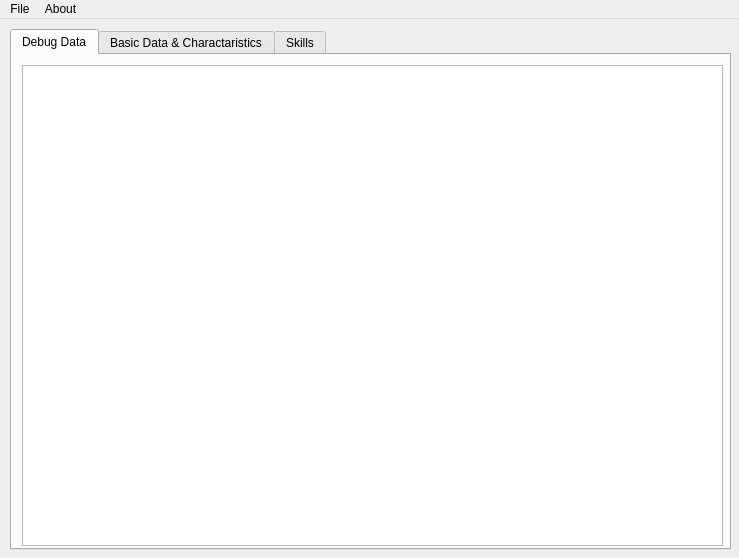
First picture: the form in mainwindow.ui, repository rbiddle/CRASS, before the edit.
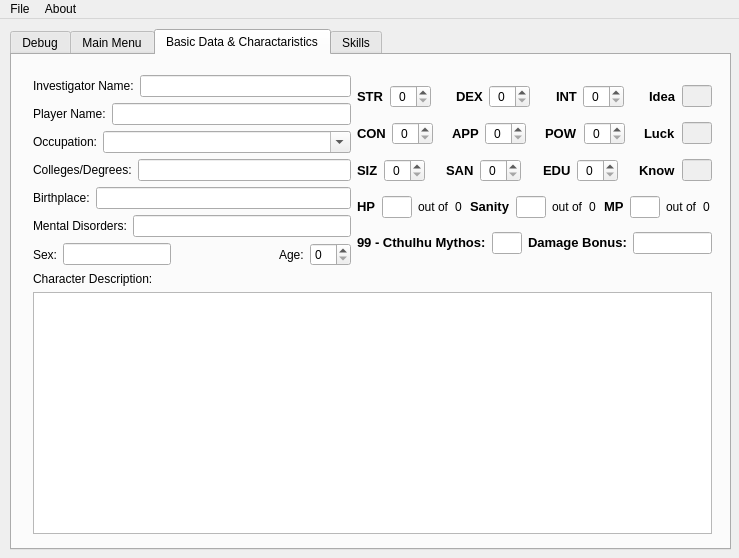
Second picture: the form after the edit.

Patch:
```diff
--- a/mainwindow.ui
+++ b/mainwindow.ui
@@ -24,11 +24,11 @@
      </rect>
     </property>
     <property name="currentIndex">
-     <number>0</number>
+     <number>2</number>
     </property>
     <widget class="QWidget" name="debugDataTab">
      <attribute name="title">
-      <string>Debug Data</string>
+      <string>Debug</string>
      </attribute>
      <widget class="QTextBrowser" name="debugTextArea">
       <property name="enabled">
@@ -50,10 +50,1021 @@
       </property>
      </widget>
     </widget>
-    <widget class="QWidget" name="basicTab">
+    <widget class="QWidget" name="menuTab">
+     <attribute name="title">
+      <string>Main Menu</string>
+     </attribute>
+     <widget class="QWidget" name="verticalLayoutWidget_4">
+      <property name="geometry">
+       <rect>
+        <x>9</x>
+        <y>10</y>
+        <width>701</width>
+        <height>481</height>
+       </rect>
+      </property>
+      <layout class="QVBoxLayout" name="verticalLayout_2">
+       <item>
+        <widget class="QPushButton" name="pushButton">
+         <property name="text">
+          <string>Create 6th Edition 1920s Investigator</string>
+         </property>
+        </widget>
+       </item>
+      </layout>
+     </widget>
+    </widget>
+    <widget class="QWidget" name="cocBasicTab">
      <attribute name="title">
       <string>Basic Data &amp;&amp; Charactaristics</string>
      </attribute>
+     <widget class="QWidget" name="verticalLayoutWidget_3">
+      <property name="geometry">
+       <rect>
+        <x>10</x>
+        <y>9</y>
+        <width>701</width>
+        <height>481</height>
+       </rect>
+      </property>
+      <layout class="QVBoxLayout" name="verticalLayout">
+       <item>
+        <layout class="QHBoxLayout" name="hLayoutBasicData">
+         <item>
+          <layout class="QVBoxLayout" name="vLayoutData">
+           <item>
+            <layout class="QHBoxLayout" name="hLayoutInvestigatorName">
+             <item>
+              <widget class="QLabel" name="cocInvestigatorNameLabel">
+               <property name="text">
+                <string>Investigator Name:</string>
+               </property>
+              </widget>
+             </item>
+             <item>
+              <widget class="QLineEdit" name="cocInvestigatorNameLineEdit"/>
+             </item>
+            </layout>
+           </item>
+           <item>
+            <layout class="QHBoxLayout" name="hLayoutPlayerName">
+             <item>
+              <widget class="QLabel" name="cocPlayerNameLabel">
+               <property name="text">
+                <string>Player Name:</string>
+               </property>
+              </widget>
+             </item>
+             <item>
+              <widget class="QLineEdit" name="cocPlayerNameLineEdit"/>
+             </item>
+            </layout>
+           </item>
+           <item>
+            <layout class="QHBoxLayout" name="hLayoutOccupation">
+             <item>
+              <widget class="QLabel" name="cocOccupationLabel">
+               <property name="text">
+                <string>Occupation:</string>
+               </property>
+              </widget>
+             </item>
+             <item>
+              <widget class="QComboBox" name="cocOccupationComboBox">
+               <property name="sizePolicy">
+                <sizepolicy hsizetype="Expanding" vsizetype="Fixed">
+                 <horstretch>0</horstretch>
+                 <verstretch>0</verstretch>
+                </sizepolicy>
+               </property>
+               <property name="editable">
+                <bool>true</bool>
+               </property>
+              </widget>
+             </item>
+            </layout>
+           </item>
+           <item>
+            <layout class="QHBoxLayout" name="hLayoutColleges">
+             <item>
+              <widget class="QLabel" name="cocEducationLabel">
+               <property name="text">
+                <string>Colleges/Degrees:</string>
+               </property>
+              </widget>
+             </item>
+             <item>
+              <widget class="QLineEdit" name="cocEducationLineEdit"/>
+             </item>
+            </layout>
+           </item>
+           <item>
+            <layout class="QHBoxLayout" name="hLayoutBirthplace">
+             <item>
+              <widget class="QLabel" name="cocBirthplaceLabel">
+               <property name="text">
+                <string>Birthplace:</string>
+               </property>
+              </widget>
+             </item>
+             <item>
+              <widget class="QLineEdit" name="cocBirthplaceLineEdit"/>
+             </item>
+            </layout>
+           </item>
+           <item>
+            <layout class="QHBoxLayout" name="hLayoutDisorders">
+             <item>
+              <widget class="QLabel" name="cocDisordersLabel">
+               <property name="text">
+                <string>Mental Disorders:</string>
+               </property>
+              </widget>
+             </item>
+             <item>
+              <widget class="QLineEdit" name="cocDisordersLineEdit"/>
+             </item>
+            </layout>
+           </item>
+           <item>
+            <layout class="QHBoxLayout" name="hLayoutAgeSex">
+             <item>
+              <widget class="QLabel" name="cocSexLabel">
+               <property name="text">
+                <string>Sex:</string>
+               </property>
+              </widget>
+             </item>
+             <item>
+              <widget class="QLineEdit" name="cocSexLineEdit">
+               <property name="maxLength">
+                <number>6</number>
+               </property>
+              </widget>
+             </item>
+             <item>
+              <spacer name="horizontalSpacer_11">
+               <property name="orientation">
+                <enum>Qt::Horizontal</enum>
+               </property>
+               <property name="sizeHint" stdset="0">
+                <size>
+                 <width>40</width>
+                 <height>20</height>
+                </size>
+               </property>
+              </spacer>
+             </item>
+             <item>
+              <widget class="QLabel" name="cocAgeLabel">
+               <property name="text">
+                <string>Age:</string>
+               </property>
+              </widget>
+             </item>
+             <item>
+              <widget class="QSpinBox" name="cocAgeSpinner"/>
+             </item>
+            </layout>
+           </item>
+          </layout>
+         </item>
+         <item>
+          <layout class="QVBoxLayout" name="vLayoutStats">
+           <property name="spacing">
+            <number>4</number>
+           </property>
+           <item>
+            <layout class="QHBoxLayout" name="hLayoutSTRDEXINT">
+             <item>
+              <widget class="QLabel" name="cocSTRLabel">
+               <property name="font">
+                <font>
+                 <pointsize>10</pointsize>
+                 <weight>75</weight>
+                 <bold>true</bold>
+                </font>
+               </property>
+               <property name="text">
+                <string>STR</string>
+               </property>
+               <property name="textFormat">
+                <enum>Qt::RichText</enum>
+               </property>
+              </widget>
+             </item>
+             <item>
+              <widget class="QSpinBox" name="cocSTRSpinner">
+               <property name="alignment">
+                <set>Qt::AlignCenter</set>
+               </property>
+               <property name="buttonSymbols">
+                <enum>QAbstractSpinBox::UpDownArrows</enum>
+               </property>
+               <property name="keyboardTracking">
+                <bool>false</bool>
+               </property>
+              </widget>
+             </item>
+             <item>
+              <spacer name="horizontalSpacer_8">
+               <property name="orientation">
+                <enum>Qt::Horizontal</enum>
+               </property>
+               <property name="sizeHint" stdset="0">
+                <size>
+                 <width>10</width>
+                 <height>20</height>
+                </size>
+               </property>
+              </spacer>
+             </item>
+             <item>
+              <widget class="QLabel" name="cocDEXLabel">
+               <property name="font">
+                <font>
+                 <pointsize>10</pointsize>
+                 <weight>75</weight>
+                 <bold>true</bold>
+                </font>
+               </property>
+               <property name="text">
+                <string>DEX</string>
+               </property>
+               <property name="textFormat">
+                <enum>Qt::RichText</enum>
+               </property>
+              </widget>
+             </item>
+             <item>
+              <widget class="QSpinBox" name="cocDEXSpinner">
+               <property name="alignment">
+                <set>Qt::AlignCenter</set>
+               </property>
+               <property name="buttonSymbols">
+                <enum>QAbstractSpinBox::UpDownArrows</enum>
+               </property>
+               <property name="keyboardTracking">
+                <bool>false</bool>
+               </property>
+              </widget>
+             </item>
+             <item>
+              <spacer name="horizontalSpacer_9">
+               <property name="orientation">
+                <enum>Qt::Horizontal</enum>
+               </property>
+               <property name="sizeHint" stdset="0">
+                <size>
+                 <width>10</width>
+                 <height>20</height>
+                </size>
+               </property>
+              </spacer>
+             </item>
+             <item>
+              <widget class="QLabel" name="cocINTLabel">
+               <property name="font">
+                <font>
+                 <pointsize>10</pointsize>
+                 <weight>75</weight>
+                 <bold>true</bold>
+                </font>
+               </property>
+               <property name="text">
+                <string>INT</string>
+               </property>
+               <property name="textFormat">
+                <enum>Qt::RichText</enum>
+               </property>
+              </widget>
+             </item>
+             <item>
+              <widget class="QSpinBox" name="cocINTSpinner">
+               <property name="alignment">
+                <set>Qt::AlignCenter</set>
+               </property>
+               <property name="buttonSymbols">
+                <enum>QAbstractSpinBox::UpDownArrows</enum>
+               </property>
+               <property name="keyboardTracking">
+                <bool>false</bool>
+               </property>
+              </widget>
+             </item>
+             <item>
+              <spacer name="horizontalSpacer_10">
+               <property name="orientation">
+                <enum>Qt::Horizontal</enum>
+               </property>
+               <property name="sizeHint" stdset="0">
+                <size>
+                 <width>10</width>
+                 <height>20</height>
+                </size>
+               </property>
+              </spacer>
+             </item>
+             <item>
+              <widget class="QLabel" name="cocIdeaLabel">
+               <property name="font">
+                <font>
+                 <pointsize>10</pointsize>
+                 <weight>75</weight>
+                 <bold>true</bold>
+                </font>
+               </property>
+               <property name="text">
+                <string>Idea</string>
+               </property>
+               <property name="textFormat">
+                <enum>Qt::RichText</enum>
+               </property>
+              </widget>
+             </item>
+             <item>
+              <widget class="QLineEdit" name="cocIdeaLineEdit">
+               <property name="enabled">
+                <bool>false</bool>
+               </property>
+               <property name="sizePolicy">
+                <sizepolicy hsizetype="Fixed" vsizetype="Fixed">
+                 <horstretch>0</horstretch>
+                 <verstretch>0</verstretch>
+                </sizepolicy>
+               </property>
+               <property name="maximumSize">
+                <size>
+                 <width>30</width>
+                 <height>16777215</height>
+                </size>
+               </property>
+               <property name="maxLength">
+                <number>5</number>
+               </property>
+              </widget>
+             </item>
+            </layout>
+           </item>
+           <item>
+            <layout class="QHBoxLayout" name="hLayoutCONAPPPOW">
+             <item>
+              <widget class="QLabel" name="cocCONLabel">
+               <property name="font">
+                <font>
+                 <pointsize>10</pointsize>
+                 <weight>75</weight>
+                 <bold>true</bold>
+                </font>
+               </property>
+               <property name="text">
+                <string>CON</string>
+               </property>
+               <property name="textFormat">
+                <enum>Qt::RichText</enum>
+               </property>
+              </widget>
+             </item>
+             <item>
+              <widget class="QSpinBox" name="cocCONSpinner">
+               <property name="alignment">
+                <set>Qt::AlignCenter</set>
+               </property>
+               <property name="buttonSymbols">
+                <enum>QAbstractSpinBox::UpDownArrows</enum>
+               </property>
+               <property name="keyboardTracking">
+                <bool>false</bool>
+               </property>
+              </widget>
+             </item>
+             <item>
+              <spacer name="horizontalSpacer_5">
+               <property name="orientation">
+                <enum>Qt::Horizontal</enum>
+               </property>
+               <property name="sizeHint" stdset="0">
+                <size>
+                 <width>10</width>
+                 <height>20</height>
+                </size>
+               </property>
+              </spacer>
+             </item>
+             <item>
+              <widget class="QLabel" name="cocAPPLabel">
+               <property name="font">
+                <font>
+                 <pointsize>10</pointsize>
+                 <weight>75</weight>
+                 <bold>true</bold>
+                </font>
+               </property>
+               <property name="text">
+                <string>APP</string>
+               </property>
+               <property name="textFormat">
+                <enum>Qt::RichText</enum>
+               </property>
+              </widget>
+             </item>
+             <item>
+              <widget class="QSpinBox" name="cocAPPSpinner">
+               <property name="alignment">
+                <set>Qt::AlignCenter</set>
+               </property>
+               <property name="buttonSymbols">
+                <enum>QAbstractSpinBox::UpDownArrows</enum>
+               </property>
+               <property name="keyboardTracking">
+                <bool>false</bool>
+               </property>
+              </widget>
+             </item>
+             <item>
+              <spacer name="horizontalSpacer_6">
+               <property name="orientation">
+                <enum>Qt::Horizontal</enum>
+               </property>
+               <property name="sizeHint" stdset="0">
+                <size>
+                 <width>10</width>
+                 <height>20</height>
+                </size>
+               </property>
+              </spacer>
+             </item>
+             <item>
+              <widget class="QLabel" name="cocPOWLabel">
+               <property name="font">
+                <font>
+                 <pointsize>10</pointsize>
+                 <weight>75</weight>
+                 <bold>true</bold>
+                </font>
+               </property>
+               <property name="text">
+                <string>POW</string>
+               </property>
+               <property name="textFormat">
+                <enum>Qt::RichText</enum>
+               </property>
+              </widget>
+             </item>
+             <item>
+              <widget class="QSpinBox" name="cocPOWSpinner">
+               <property name="alignment">
+                <set>Qt::AlignCenter</set>
+               </property>
+               <property name="buttonSymbols">
+                <enum>QAbstractSpinBox::UpDownArrows</enum>
+               </property>
+               <property name="keyboardTracking">
+                <bool>false</bool>
+               </property>
+              </widget>
+             </item>
+             <item>
+              <spacer name="horizontalSpacer_7">
+               <property name="orientation">
+                <enum>Qt::Horizontal</enum>
+               </property>
+               <property name="sizeHint" stdset="0">
+                <size>
+                 <width>10</width>
+                 <height>20</height>
+                </size>
+               </property>
+              </spacer>
+             </item>
+             <item>
+              <widget class="QLabel" name="cocLuckLabel">
+               <property name="font">
+                <font>
+                 <pointsize>10</pointsize>
+                 <weight>75</weight>
+                 <bold>true</bold>
+                </font>
+               </property>
+               <property name="text">
+                <string>Luck</string>
+               </property>
+               <property name="textFormat">
+                <enum>Qt::RichText</enum>
+               </property>
+              </widget>
+             </item>
+             <item>
+              <widget class="QLineEdit" name="cocLuckLineEdit">
+               <property name="enabled">
+                <bool>false</bool>
+               </property>
+               <property name="sizePolicy">
+                <sizepolicy hsizetype="Fixed" vsizetype="Fixed">
+                 <horstretch>0</horstretch>
+                 <verstretch>0</verstretch>
+                </sizepolicy>
+               </property>
+               <property name="maximumSize">
+                <size>
+                 <width>30</width>
+                 <height>16777215</height>
+                </size>
+               </property>
+               <property name="maxLength">
+                <number>5</number>
+               </property>
+              </widget>
+             </item>
+            </layout>
+           </item>
+           <item>
+            <layout class="QHBoxLayout" name="hLayoutSIZSANEDU">
+             <item>
+              <widget class="QLabel" name="cocSIZLabel">
+               <property name="font">
+                <font>
+                 <pointsize>10</pointsize>
+                 <weight>75</weight>
+                 <bold>true</bold>
+                </font>
+               </property>
+               <property name="text">
+                <string>SIZ</string>
+               </property>
+               <property name="textFormat">
+                <enum>Qt::RichText</enum>
+               </property>
+              </widget>
+             </item>
+             <item>
+              <widget class="QSpinBox" name="cocSIZSpinner">
+               <property name="alignment">
+                <set>Qt::AlignCenter</set>
+               </property>
+               <property name="buttonSymbols">
+                <enum>QAbstractSpinBox::UpDownArrows</enum>
+               </property>
+               <property name="keyboardTracking">
+                <bool>false</bool>
+               </property>
+              </widget>
+             </item>
+             <item>
+              <spacer name="horizontalSpacer_2">
+               <property name="orientation">
+                <enum>Qt::Horizontal</enum>
+               </property>
+               <property name="sizeHint" stdset="0">
+                <size>
+                 <width>10</width>
+                 <height>20</height>
+                </size>
+               </property>
+              </spacer>
+             </item>
+             <item>
+              <widget class="QLabel" name="cocSANLabel">
+               <property name="font">
+                <font>
+                 <pointsize>10</pointsize>
+                 <weight>75</weight>
+                 <bold>true</bold>
+                </font>
+               </property>
+               <property name="text">
+                <string>SAN</string>
+               </property>
+               <property name="textFormat">
+                <enum>Qt::RichText</enum>
+               </property>
+              </widget>
+             </item>
+             <item>
+              <widget class="QSpinBox" name="cocSANSpinner">
+               <property name="alignment">
+                <set>Qt::AlignCenter</set>
+               </property>
+               <property name="buttonSymbols">
+                <enum>QAbstractSpinBox::UpDownArrows</enum>
+               </property>
+               <property name="keyboardTracking">
+                <bool>false</bool>
+               </property>
+              </widget>
+             </item>
+             <item>
+              <spacer name="horizontalSpacer_3">
+               <property name="orientation">
+                <enum>Qt::Horizontal</enum>
+               </property>
+               <property name="sizeHint" stdset="0">
+                <size>
+                 <width>10</width>
+                 <height>20</height>
+                </size>
+               </property>
+              </spacer>
+             </item>
+             <item>
+              <widget class="QLabel" name="cocEDULabel">
+               <property name="font">
+                <font>
+                 <pointsize>10</pointsize>
+                 <weight>75</weight>
+                 <bold>true</bold>
+                </font>
+               </property>
+               <property name="text">
+                <string>EDU</string>
+               </property>
+               <property name="textFormat">
+                <enum>Qt::RichText</enum>
+               </property>
+              </widget>
+             </item>
+             <item>
+              <widget class="QSpinBox" name="cocEDUSpinner">
+               <property name="alignment">
+                <set>Qt::AlignCenter</set>
+               </property>
+               <property name="buttonSymbols">
+                <enum>QAbstractSpinBox::UpDownArrows</enum>
+               </property>
+               <property name="keyboardTracking">
+                <bool>false</bool>
+               </property>
+              </widget>
+             </item>
+             <item>
+              <spacer name="horizontalSpacer_4">
+               <property name="orientation">
+                <enum>Qt::Horizontal</enum>
+               </property>
+               <property name="sizeHint" stdset="0">
+                <size>
+                 <width>10</width>
+                 <height>20</height>
+                </size>
+               </property>
+              </spacer>
+             </item>
+             <item>
+              <widget class="QLabel" name="cocKnowLabel">
+               <property name="font">
+                <font>
+                 <pointsize>10</pointsize>
+                 <weight>75</weight>
+                 <bold>true</bold>
+                </font>
+               </property>
+               <property name="text">
+                <string>Know</string>
+               </property>
+               <property name="textFormat">
+                <enum>Qt::RichText</enum>
+               </property>
+              </widget>
+             </item>
+             <item>
+              <widget class="QLineEdit" name="cocKnowLineEdit">
+               <property name="enabled">
+                <bool>false</bool>
+               </property>
+               <property name="sizePolicy">
+                <sizepolicy hsizetype="Fixed" vsizetype="Fixed">
+                 <horstretch>0</horstretch>
+                 <verstretch>0</verstretch>
+                </sizepolicy>
+               </property>
+               <property name="maximumSize">
+                <size>
+                 <width>30</width>
+                 <height>16777215</height>
+                </size>
+               </property>
+               <property name="maxLength">
+                <number>5</number>
+               </property>
+              </widget>
+             </item>
+            </layout>
+           </item>
+           <item>
+            <layout class="QHBoxLayout" name="hLayoutMythosDB_2">
+             <item>
+              <widget class="QLabel" name="cocHitPointsLabel">
+               <property name="sizePolicy">
+                <sizepolicy hsizetype="Preferred" vsizetype="Fixed">
+                 <horstretch>0</horstretch>
+                 <verstretch>0</verstretch>
+                </sizepolicy>
+               </property>
+               <property name="font">
+                <font>
+                 <pointsize>10</pointsize>
+                 <weight>75</weight>
+                 <bold>true</bold>
+                </font>
+               </property>
+               <property name="text">
+                <string>HP</string>
+               </property>
+               <property name="textFormat">
+                <enum>Qt::RichText</enum>
+               </property>
+              </widget>
+             </item>
+             <item>
+              <widget class="QLineEdit" name="cocCurrHPLineEdit">
+               <property name="sizePolicy">
+                <sizepolicy hsizetype="Fixed" vsizetype="Fixed">
+                 <horstretch>0</horstretch>
+                 <verstretch>0</verstretch>
+                </sizepolicy>
+               </property>
+               <property name="maximumSize">
+                <size>
+                 <width>30</width>
+                 <height>16777215</height>
+                </size>
+               </property>
+               <property name="maxLength">
+                <number>5</number>
+               </property>
+               <property name="alignment">
+                <set>Qt::AlignCenter</set>
+               </property>
+              </widget>
+             </item>
+             <item>
+              <widget class="QLabel" name="label">
+               <property name="sizePolicy">
+                <sizepolicy hsizetype="Expanding" vsizetype="Fixed">
+                 <horstretch>0</horstretch>
+                 <verstretch>0</verstretch>
+                </sizepolicy>
+               </property>
+               <property name="text">
+                <string>out of</string>
+               </property>
+              </widget>
+             </item>
+             <item>
+              <widget class="QLabel" name="cocMaxHPLabel">
+               <property name="sizePolicy">
+                <sizepolicy hsizetype="Expanding" vsizetype="Fixed">
+                 <horstretch>0</horstretch>
+                 <verstretch>0</verstretch>
+                </sizepolicy>
+               </property>
+               <property name="text">
+                <string>0</string>
+               </property>
+              </widget>
+             </item>
+             <item>
+              <widget class="QLabel" name="cocSanityLabel">
+               <property name="sizePolicy">
+                <sizepolicy hsizetype="Preferred" vsizetype="Fixed">
+                 <horstretch>0</horstretch>
+                 <verstretch>0</verstretch>
+                </sizepolicy>
+               </property>
+               <property name="font">
+                <font>
+                 <pointsize>10</pointsize>
+                 <weight>75</weight>
+                 <bold>true</bold>
+                </font>
+               </property>
+               <property name="text">
+                <string>Sanity</string>
+               </property>
+               <property name="textFormat">
+                <enum>Qt::RichText</enum>
+               </property>
+              </widget>
+             </item>
+             <item>
+              <widget class="QLineEdit" name="cocCurrSanityLineEdit">
+               <property name="sizePolicy">
+                <sizepolicy hsizetype="Fixed" vsizetype="Fixed">
+                 <horstretch>0</horstretch>
+                 <verstretch>0</verstretch>
+                </sizepolicy>
+               </property>
+               <property name="maximumSize">
+                <size>
+                 <width>30</width>
+                 <height>16777215</height>
+                </size>
+               </property>
+               <property name="maxLength">
+                <number>5</number>
+               </property>
+               <property name="alignment">
+                <set>Qt::AlignCenter</set>
+               </property>
+              </widget>
+             </item>
+             <item>
+              <widget class="QLabel" name="label_2">
+               <property name="sizePolicy">
+                <sizepolicy hsizetype="Expanding" vsizetype="Fixed">
+                 <horstretch>0</horstretch>
+                 <verstretch>0</verstretch>
+                </sizepolicy>
+               </property>
+               <property name="text">
+                <string>out of</string>
+               </property>
+              </widget>
+             </item>
+             <item>
+              <widget class="QLabel" name="cocMaxSanityLabel">
+               <property name="sizePolicy">
+                <sizepolicy hsizetype="Expanding" vsizetype="Fixed">
+                 <horstretch>0</horstretch>
+                 <verstretch>0</verstretch>
+                </sizepolicy>
+               </property>
+               <property name="text">
+                <string>0</string>
+               </property>
+              </widget>
+             </item>
+             <item>
+              <widget class="QLabel" name="cocMagicPointsLabel">
+               <property name="sizePolicy">
+                <sizepolicy hsizetype="Preferred" vsizetype="Fixed">
+                 <horstretch>0</horstretch>
+                 <verstretch>0</verstretch>
+                </sizepolicy>
+               </property>
+               <property name="font">
+                <font>
+                 <pointsize>10</pointsize>
+                 <weight>75</weight>
+                 <bold>true</bold>
+                </font>
+               </property>
+               <property name="text">
+                <string>MP</string>
+               </property>
+               <property name="textFormat">
+                <enum>Qt::RichText</enum>
+               </property>
+              </widget>
+             </item>
+             <item>
+              <widget class="QLineEdit" name="cocCurrMPLineEdit">
+               <property name="sizePolicy">
+                <sizepolicy hsizetype="Expanding" vsizetype="Fixed">
+                 <horstretch>0</horstretch>
+                 <verstretch>0</verstretch>
+                </sizepolicy>
+               </property>
+               <property name="maximumSize">
+                <size>
+                 <width>30</width>
+                 <height>16777215</height>
+                </size>
+               </property>
+               <property name="maxLength">
+                <number>5</number>
+               </property>
+               <property name="alignment">
+                <set>Qt::AlignCenter</set>
+               </property>
+              </widget>
+             </item>
+             <item>
+              <widget class="QLabel" name="label_3">
+               <property name="sizePolicy">
+                <sizepolicy hsizetype="Expanding" vsizetype="Fixed">
+                 <horstretch>0</horstretch>
+                 <verstretch>0</verstretch>
+                </sizepolicy>
+               </property>
+               <property name="text">
+                <string>out of</string>
+               </property>
+              </widget>
+             </item>
+             <item>
+              <widget class="QLabel" name="cocMaxMPLabel">
+               <property name="sizePolicy">
+                <sizepolicy hsizetype="Expanding" vsizetype="Fixed">
+                 <horstretch>0</horstretch>
+                 <verstretch>0</verstretch>
+                </sizepolicy>
+               </property>
+               <property name="text">
+                <string>0</string>
+               </property>
+              </widget>
+             </item>
+            </layout>
+           </item>
+           <item>
+            <layout class="QHBoxLayout" name="hLayoutMythosDB">
+             <item>
+              <widget class="QLabel" name="cocMaxSanLabel">
+               <property name="font">
+                <font>
+                 <pointsize>10</pointsize>
+                 <weight>75</weight>
+                 <bold>true</bold>
+                </font>
+               </property>
+               <property name="text">
+                <string>99 - Cthulhu Mythos:</string>
+               </property>
+               <property name="textFormat">
+                <enum>Qt::RichText</enum>
+               </property>
+              </widget>
+             </item>
+             <item>
+              <widget class="QLineEdit" name="cocMaxSanLineEdit">
+               <property name="sizePolicy">
+                <sizepolicy hsizetype="Fixed" vsizetype="Fixed">
+                 <horstretch>0</horstretch>
+                 <verstretch>0</verstretch>
+                </sizepolicy>
+               </property>
+               <property name="maximumSize">
+                <size>
+                 <width>30</width>
+                 <height>16777215</height>
+                </size>
+               </property>
+               <property name="maxLength">
+                <number>5</number>
+               </property>
+               <property name="alignment">
+                <set>Qt::AlignCenter</set>
+               </property>
+              </widget>
+             </item>
+             <item>
+              <widget class="QLabel" name="cocDamageBonusLabel">
+               <property name="font">
+                <font>
+                 <pointsize>10</pointsize>
+                 <weight>75</weight>
+                 <bold>true</bold>
+                </font>
+               </property>
+               <property name="text">
+                <string>Damage Bonus:</string>
+               </property>
+               <property name="textFormat">
+                <enum>Qt::RichText</enum>
+               </property>
+              </widget>
+             </item>
+             <item>
+              <widget class="QLineEdit" name="cocDamageBonusLineEdit">
+               <property name="sizePolicy">
+                <sizepolicy hsizetype="Fixed" vsizetype="Fixed">
+                 <horstretch>0</horstretch>
+                 <verstretch>0</verstretch>
+                </sizepolicy>
+               </property>
+               <property name="maximumSize">
+                <size>
+                 <width>79</width>
+                 <height>16777215</height>
+                </size>
+               </property>
+               <property name="maxLength">
+                <number>5</number>
+               </property>
+               <property name="alignment">
+                <set>Qt::AlignCenter</set>
+               </property>
+              </widget>
+             </item>
+            </layout>
+           </item>
+          </layout>
+         </item>
+        </layout>
+       </item>
+       <item>
+        <widget class="QLabel" name="cocCharDecLabel">
+         <property name="text">
+          <string>Character Description:</string>
+         </property>
+        </widget>
+       </item>
+       <item>
+        <widget class="QPlainTextEdit" name="cocCharDescTextEdit"/>
+       </item>
+      </layout>
+     </widget>
     </widget>
     <widget class="QWidget" name="skillTab">
      <attribute name="title">
```
Left out of the diff: 7 changed lines with no effect on the pictures.
